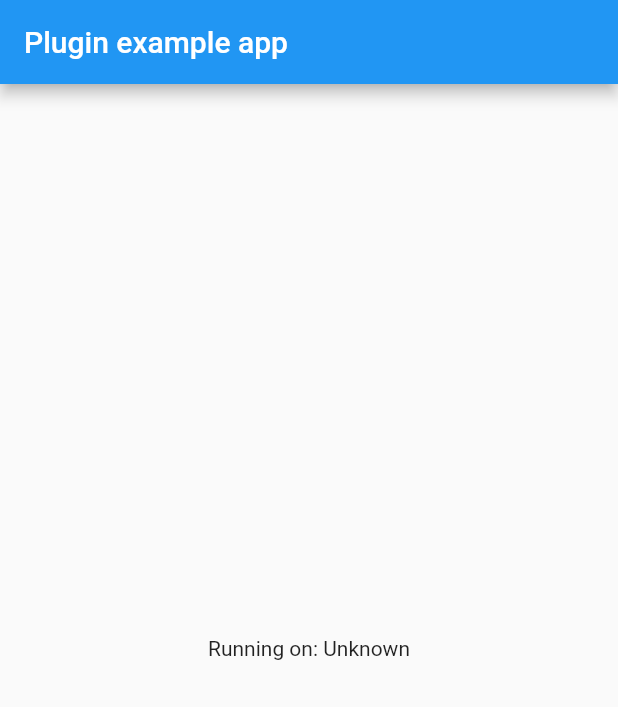
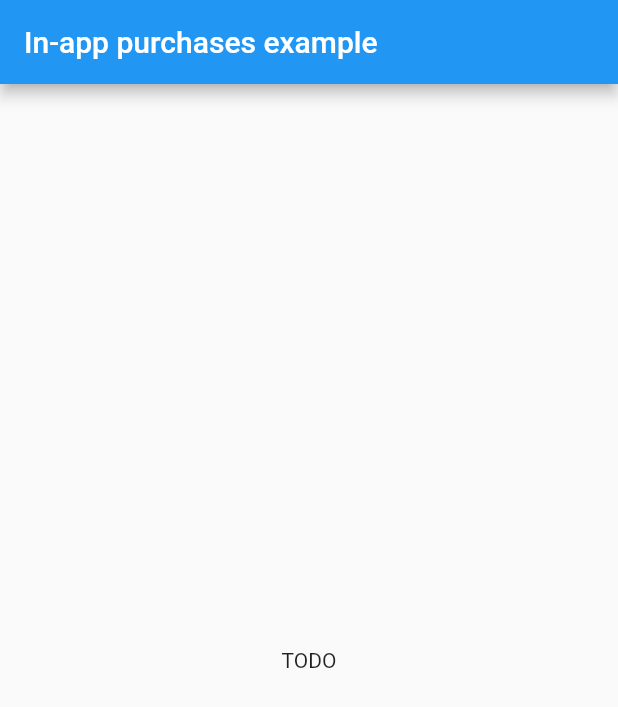
Before and after one commit to memspace/iap, a Flutter app: the screen it shows after launch, on a phone screen of 412 x 824 dp. Shown: the top 707 px of the screen. Run offline on Flutter 3.47's test engine with Material 2 defaults, Android fonts, the phone set to English and light mode, and no system bars.

Commit message:
Doc updates, misc changes

```diff
--- a/example/lib/main.dart
+++ b/example/lib/main.dart
@@ -9,8 +9,6 @@ class MyApp extends StatefulWidget {
 }
 
 class _MyAppState extends State<MyApp> with SKPaymentTransactionObserver {
-  String _platformVersion = 'Unknown';
-
   @override
   void initState() {
     super.initState();
@@ -34,10 +32,10 @@ class _MyAppState extends State<MyApp> with SKPaymentTransactionObserver {
     return new MaterialApp(
       home: new Scaffold(
         appBar: new AppBar(
-          title: const Text('Plugin example app'),
+          title: const Text('In-app purchases example'),
         ),
         body: new Center(
-          child: new Text('Running on: $_platformVersion\n'),
+          child: new Text('TODO'),
         ),
       ),
     );
--- a/lib/iap.dart
+++ b/lib/iap.dart
@@ -1,3 +1,9 @@
+// Copyright (c) 2018, Anatoly Pulyaevskiy.  Please see the AUTHORS file
+// for details. All rights reserved. Use of this source code is governed by a
+// BSD-style license that can be found in the LICENSE file.
+
+library iap;
+
 export 'src/billing_client.dart';
 export 'src/store_kit.dart';
 export 'src/store_kit_data.dart';
--- a/lib/src/billing_client.dart
+++ b/lib/src/billing_client.dart
@@ -1,3 +1,7 @@
+// Copyright (c) 2018, Anatoly Pulyaevskiy.  Please see the AUTHORS file
+// for details. All rights reserved. Use of this source code is governed by a
+// BSD-style license that can be found in the LICENSE file.
+
 library billing_client;
 
 import 'package:flutter/foundation.dart';
--- a/lib/src/billing_client_data.dart
+++ b/lib/src/billing_client_data.dart
@@ -1,3 +1,7 @@
+// Copyright (c) 2018, Anatoly Pulyaevskiy.  Please see the AUTHORS file
+// for details. All rights reserved. Use of this source code is governed by a
+// BSD-style license that can be found in the LICENSE file.
+
 part of billing_client;
 
 class Purchase extends Diagnosticable {
--- a/lib/src/billing_client_types.dart
+++ b/lib/src/billing_client_types.dart
@@ -1,3 +1,7 @@
+// Copyright (c) 2018, Anatoly Pulyaevskiy.  Please see the AUTHORS file
+// for details. All rights reserved. Use of this source code is governed by a
+// BSD-style license that can be found in the LICENSE file.
+
 part of billing_client;
 
 /// Listener interface for purchase updates which happen when, for example,
--- a/lib/src/store_kit.dart
+++ b/lib/src/store_kit.dart
@@ -1,3 +1,7 @@
+// Copyright (c) 2018, Anatoly Pulyaevskiy.  Please see the AUTHORS file
+// for details. All rights reserved. Use of this source code is governed by a
+// BSD-style license that can be found in the LICENSE file.
+
 import 'dart:async';
 
 import 'package:flutter/services.dart';
--- a/lib/src/store_kit_data.dart
+++ b/lib/src/store_kit_data.dart
@@ -1,3 +1,7 @@
+// Copyright (c) 2018, Anatoly Pulyaevskiy.  Please see the AUTHORS file
+// for details. All rights reserved. Use of this source code is governed by a
+// BSD-style license that can be found in the LICENSE file.
+
 import 'dart:async';
 import 'dart:ui';
 
```
Also changed, not shown: pubspec.yaml (+5 -4 lines), 4 other files.
